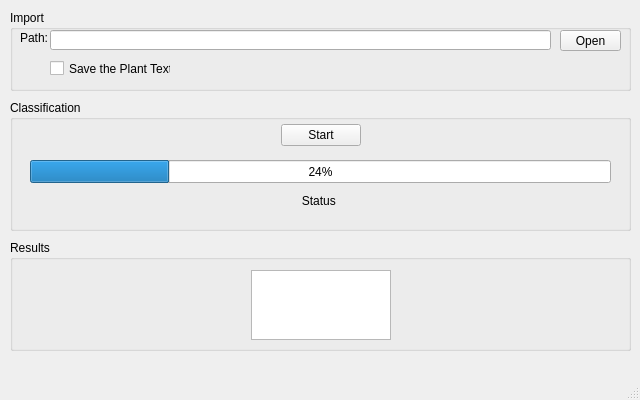
Qt form GUI/GUI.ui (MahdiRahbar/TC-Program) before a commit.
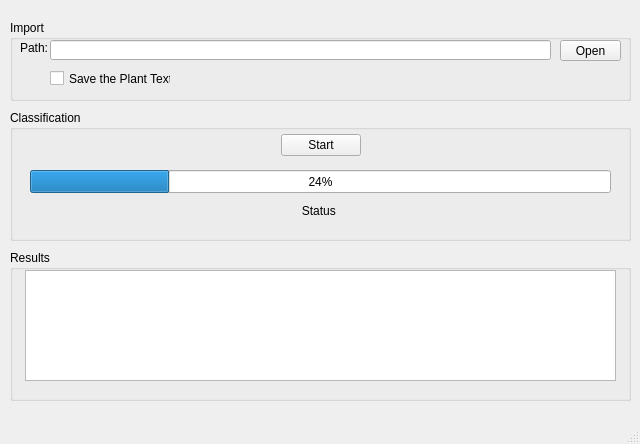
The same form after that commit.

The edit to the form file:
```diff
--- a/GUI/GUI.ui
+++ b/GUI/GUI.ui
@@ -7,13 +7,13 @@
     <x>0</x>
     <y>0</y>
     <width>640</width>
-    <height>400</height>
+    <height>444</height>
    </rect>
   </property>
   <property name="minimumSize">
    <size>
     <width>640</width>
-    <height>400</height>
+    <height>420</height>
    </size>
   </property>
   <property name="windowTitle">
@@ -24,7 +24,7 @@
     <property name="geometry">
      <rect>
       <x>10</x>
-      <y>10</y>
+      <y>20</y>
       <width>621</width>
       <height>81</height>
      </rect>
@@ -86,7 +86,7 @@
     <property name="geometry">
      <rect>
       <x>10</x>
-      <y>100</y>
+      <y>110</y>
       <width>621</width>
       <height>131</height>
      </rect>
@@ -188,80 +188,23 @@
     <property name="geometry">
      <rect>
       <x>10</x>
-      <y>240</y>
+      <y>250</y>
       <width>621</width>
-      <height>111</height>
+      <height>151</height>
      </rect>
     </property>
     <property name="title">
      <string>Results</string>
     </property>
-    <widget class="QWidget" name="horizontalLayoutWidget">
+    <widget class="QTextBrowser" name="Output_Text">
      <property name="geometry">
       <rect>
-       <x>10</x>
+       <x>15</x>
        <y>20</y>
-       <width>601</width>
-       <height>91</height>
+       <width>591</width>
+       <height>111</height>
       </rect>
      </property>
-     <layout class="QHBoxLayout" name="horizontalLayout">
-      <item>
-       <layout class="QHBoxLayout" name="horizontalLayout_8">
-        <item>
-         <spacer name="horizontalSpacer_3">
-          <property name="orientation">
-           <enum>Qt::Horizontal</enum>
-          </property>
-          <property name="sizeHint" stdset="0">
-           <size>
-            <width>30</width>
-            <height>20</height>
-           </size>
-          </property>
-         </spacer>
-        </item>
-       </layout>
-      </item>
-      <item>
-       <layout class="QHBoxLayout" name="horizontalLayout_11"/>
-      </item>
-      <item>
-       <widget class="QTextBrowser" name="Output_Text">
-        <property name="minimumSize">
-         <size>
-          <width>140</width>
-          <height>20</height>
-         </size>
-        </property>
-        <property name="maximumSize">
-         <size>
-          <width>100</width>
-          <height>70</height>
-         </size>
-        </property>
-       </widget>
-      </item>
-      <item>
-       <layout class="QHBoxLayout" name="horizontalLayout_6"/>
-      </item>
-      <item>
-       <spacer name="horizontalSpacer_4">
-        <property name="orientation">
-         <enum>Qt::Horizontal</enum>
-        </property>
-        <property name="sizeHint" stdset="0">
-         <size>
-          <width>30</width>
-          <height>20</height>
-         </size>
-        </property>
-       </spacer>
-      </item>
-      <item>
-       <layout class="QHBoxLayout" name="horizontalLayout_10"/>
-      </item>
-     </layout>
     </widget>
    </widget>
   </widget>
```
